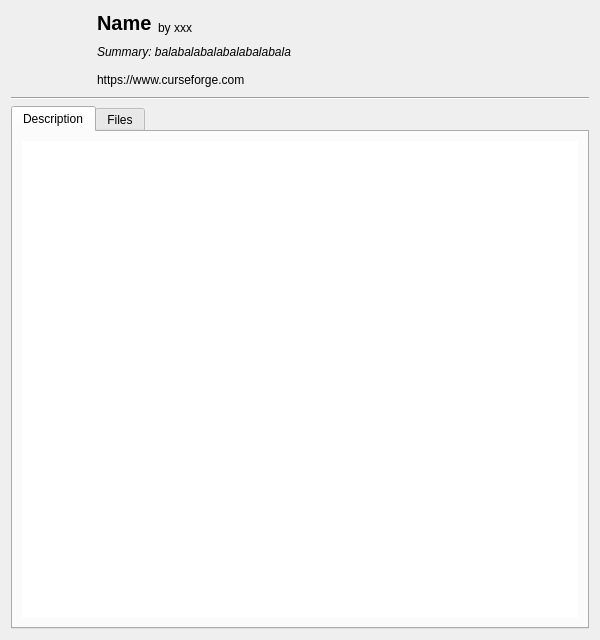
Old version of the form src/ui/curseforge/curseforgemoddialog.ui in the repository kaniol-lck/modmanager.
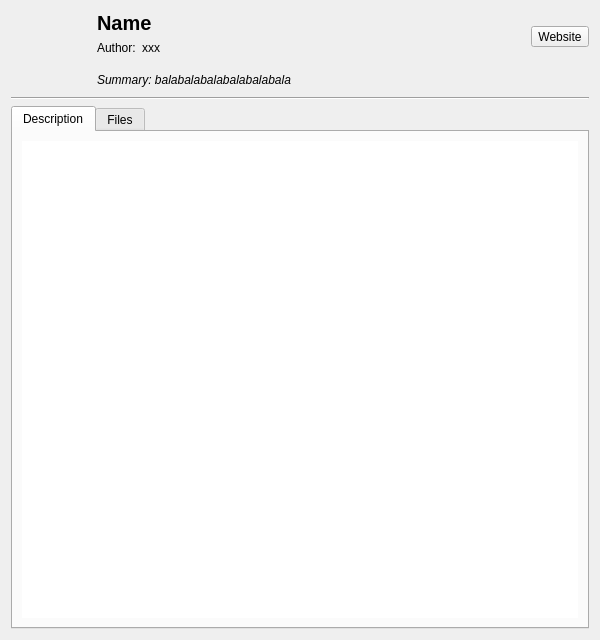
New version of the form. Icons and pictures are not drawn.

Commit message: tweak mod dialog ui.

What changed in the file:
```diff
--- a/src/ui/curseforge/curseforgemoddialog.ui
+++ b/src/ui/curseforge/curseforgemoddialog.ui
@@ -65,7 +65,16 @@
      </property>
     </widget>
    </item>
-   <item row="0" column="2">
+   <item row="1" column="1">
+    <layout class="QFormLayout" name="formLayout">
+     <item row="0" column="0">
+      <widget class="QLabel" name="label_4">
+       <property name="text">
+        <string>Author:</string>
+       </property>
+      </widget>
+     </item>
+     <item row="0" column="1">
     <widget class="QLabel" name="modAuthors">
      <property name="sizePolicy">
       <sizepolicy hsizetype="Expanding" vsizetype="Preferred">
@@ -77,14 +86,19 @@
       <string notr="true"/>
      </property>
      <property name="text">
-      <string>by xxx</string>
+        <string notr="true">xxx</string>
      </property>
      <property name="alignment">
       <set>Qt::AlignBottom|Qt::AlignLeading|Qt::AlignLeft</set>
      </property>
-    </widget>
-   </item>
-   <item row="1" column="1" colspan="2">
+       <property name="wordWrap">
+        <bool>true</bool>
+       </property>
+      </widget>
+     </item>
+    </layout>
+   </item>
+   <item row="2" column="1" colspan="2">
     <widget class="QLabel" name="modSummary">
      <property name="sizePolicy">
       <sizepolicy hsizetype="Preferred" vsizetype="Preferred">
@@ -108,22 +122,6 @@
      </property>
     </widget>
    </item>
-   <item row="2" column="1" colspan="2">
-    <widget class="QLabel" name="modUrl">
-     <property name="toolTip">
-      <string notr="true"/>
-     </property>
-     <property name="text">
-      <string>https://www.curseforge.com</string>
-     </property>
-     <property name="wordWrap">
-      <bool>true</bool>
-     </property>
-     <property name="openExternalLinks">
-      <bool>true</bool>
-     </property>
-    </widget>
-   </item>
    <item row="3" column="0" colspan="3">
     <widget class="Line" name="line">
      <property name="orientation">
@@ -162,6 +160,23 @@
      </widget>
     </widget>
    </item>
+   <item row="0" column="2" rowspan="2">
+    <widget class="QToolButton" name="websiteButton">
+     <property name="enabled">
+      <bool>true</bool>
+     </property>
+     <property name="text">
+      <string>Website</string>
+     </property>
+     <property name="icon">
+      <iconset resource="../../images/image.qrc">
+       <normaloff>:/image/curseforge.svg</normaloff>:/image/curseforge.svg</iconset>
+     </property>
+     <property name="toolButtonStyle">
+      <enum>Qt::ToolButtonTextUnderIcon</enum>
+     </property>
+    </widget>
+   </item>
   </layout>
  </widget>
  <resources/>
```
Left out of the diff: 4 changed lines with no effect on the pictures. Lines whose indentation alone changed are shown as unchanged. The commit also changes 7 other files.
